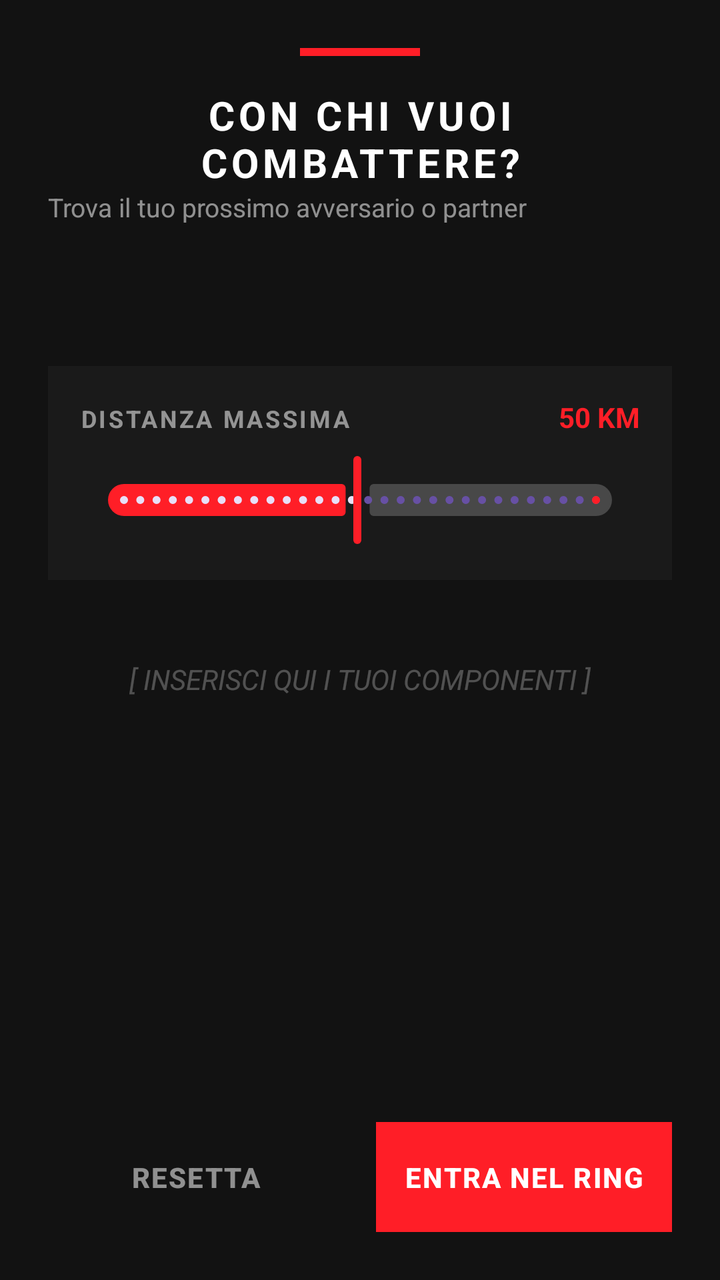
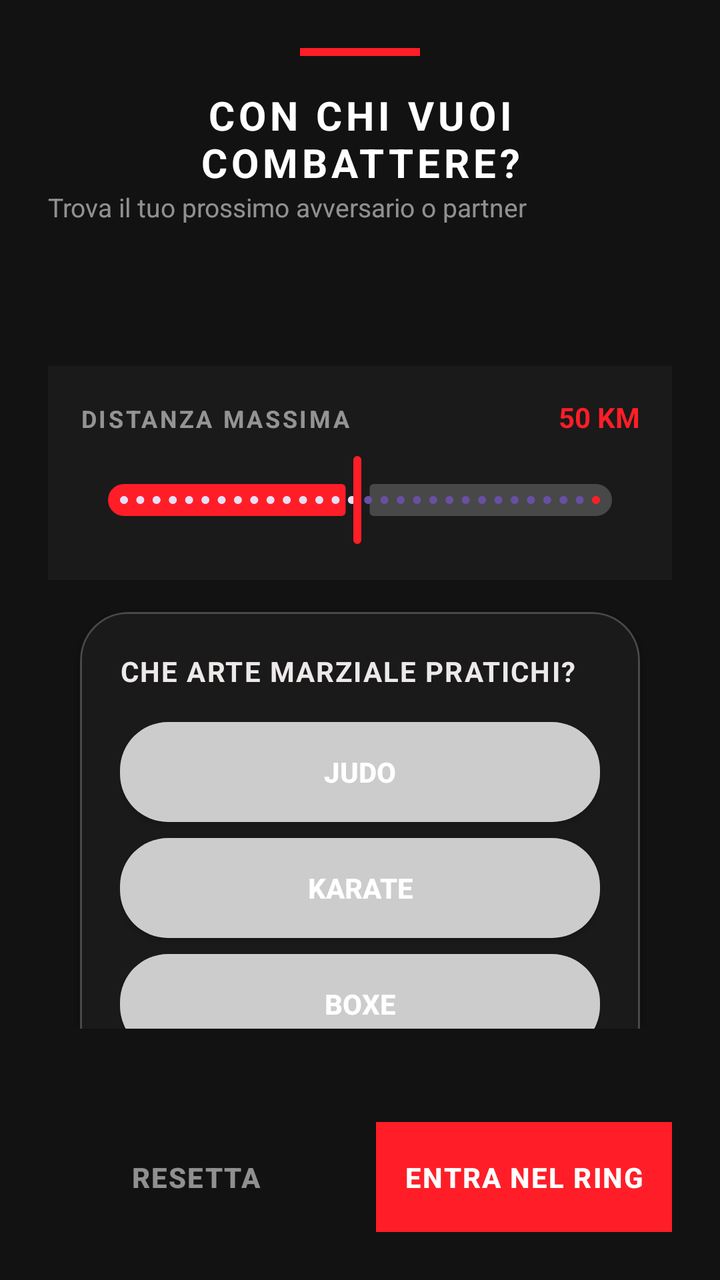

Compare the two renders of this Android layout. The source of the first and the diff that turns it into the second are given below.
<!-- AndroidManifest.xml: application theme Theme.FightHub -->
<!-- res/layout/fragment_main_menu_filtra.xml -->
<?xml version="1.0" encoding="utf-8"?>
<androidx.constraintlayout.widget.ConstraintLayout
    xmlns:android="http://schemas.android.com/apk/res/android"
    xmlns:app="http://schemas.android.com/apk/res-auto"
    android:layout_width="match_parent"
    android:layout_height="wrap_content"
    android:background="#121212"
    android:padding="24dp">

    
    <View
        android:id="@+id/topAccentBar"
        android:layout_width="60dp"
        android:layout_height="4dp"
        android:background="#FF1E27"
        app:layout_constraintTop_toTopOf="parent"
        app:layout_constraintStart_toStartOf="parent"
        app:layout_constraintEnd_toEndOf="parent" />

    
    <TextView
        android:id="@+id/txtTitleFiltri"
        android:layout_width="wrap_content"
        android:layout_height="wrap_content"
        android:layout_marginTop="16dp"
        android:text="CON CHI VUOI COMBATTERE?"
        android:textAllCaps="true"
        android:textColor="#FFFFFF"
        android:textSize="20sp"
        android:textStyle="bold"
        android:letterSpacing="0.1"
        android:gravity="center"
        app:layout_constraintTop_toBottomOf="@id/topAccentBar"
        app:layout_constraintStart_toStartOf="parent" />

    <TextView
        android:id="@+id/txtSubtitleFiltri"
        android:layout_width="wrap_content"
        android:layout_height="wrap_content"
        android:text="Trova il tuo prossimo avversario o partner"
        android:textColor="#88FFFFFF"
        android:textSize="13sp"
        app:layout_constraintTop_toBottomOf="@id/txtTitleFiltri"
        app:layout_constraintStart_toStartOf="parent" />

    
    <androidx.core.widget.NestedScrollView
        android:id="@+id/scrollFiltri"
        android:layout_width="match_parent"
        android:layout_height="0dp"
        android:layout_marginTop="24dp"
        android:layout_marginBottom="24dp"
        app:layout_constrainedHeight="true"
        app:layout_constraintHeight_percent="0.6"
        app:layout_constraintTop_toBottomOf="@id/txtSubtitleFiltri"
        app:layout_constraintBottom_toTopOf="@+id/btnApplicaFiltri">

        <LinearLayout
            android:layout_width="match_parent"
            android:layout_height="wrap_content"
            android:orientation="vertical">

            
            
            

            <LinearLayout
                android:layout_width="match_parent"
                android:layout_height="wrap_content"
                android:orientation="vertical"
                android:layout_marginTop="24dp"
                android:padding="16dp"
                android:background="#1A1A1A">

                <LinearLayout
                    android:layout_width="match_parent"
                    android:layout_height="wrap_content"
                    android:orientation="horizontal">

                    <TextView
                        android:layout_width="0dp"
                        android:layout_height="wrap_content"
                        android:layout_weight="1"
                        android:text="DISTANZA MASSIMA"
                        android:textColor="#88FFFFFF"
                        android:textSize="12sp"
                        android:textStyle="bold"
                        android:letterSpacing="0.1" />

                    <TextView
                        android:id="@+id/txtDistanzaSelezionata"
                        android:layout_width="wrap_content"
                        android:layout_height="wrap_content"
                        android:text="50 KM"
                        android:textColor="#FF1E27"
                        android:textSize="14sp"
                        android:textStyle="bold" />
                </LinearLayout>

                <com.google.android.material.slider.Slider
                    android:id="@+id/sliderDistanza"
                    android:layout_width="match_parent"
                    android:layout_height="wrap_content"
                    android:layout_marginTop="8dp"
                    android:valueFrom="1.0"
                    android:valueTo="100.0"
                    android:value="50.0"
                    android:stepSize="1.0"
                    app:thumbColor="#FF1E27"
                    app:trackColorActive="#FF1E27"
                    app:trackColorInactive="#33FFFFFF"
                    app:labelBehavior="gone" /> </LinearLayout>

            <TextView
                android:layout_width="match_parent"
                android:layout_height="wrap_content"
                android:text="[ INSERISCI QUI I TUOI COMPONENTI ]"
                android:textColor="#44FFFFFF"
                android:gravity="center"
                android:padding="40dp"
                android:textStyle="italic"/>

            

            

        </LinearLayout>
    </androidx.core.widget.NestedScrollView>

    
    <Button
        android:id="@+id/btnAnnullaFiltri"
        style="?android:attr/borderlessButtonStyle"
        android:layout_width="0dp"
        android:layout_height="55dp"
        android:layout_marginEnd="8dp"
        android:text="RESETTA"
        android:textColor="#88FFFFFF"
        android:textStyle="bold"
        android:letterSpacing="0.05"
        app:layout_constraintBottom_toBottomOf="parent"
        app:layout_constraintEnd_toStartOf="@+id/btnApplicaFiltri"
        app:layout_constraintStart_toStartOf="parent" />

    
    <androidx.appcompat.widget.AppCompatButton
        android:id="@+id/btnApplicaFiltri"
        android:layout_width="0dp"
        android:layout_height="55dp"
        android:layout_marginStart="8dp"
        android:background="#FF1E27"
        android:text="ENTRA NEL RING"
        android:textColor="#FFFFFF"
        android:textStyle="bold"
        android:letterSpacing="0.05"
        app:layout_constraintBottom_toBottomOf="parent"
        app:layout_constraintEnd_toEndOf="parent"
        app:layout_constraintStart_toEndOf="@+id/btnAnnullaFiltri" />

</androidx.constraintlayout.widget.ConstraintLayout>
<!-- resources referenced by this layout -->
<resources>
  <style name="Theme.FightHub" parent="Base.Theme.FightHub" />
  <style name="Base.Theme.FightHub" parent="Theme.Material3.DayNight.NoActionBar">
          
          
      </style>
</resources>

<!-- the commit's change to res/layout/fragment_main_menu_filtra.xml (unified diff, before → after) -->
@@ -109,7 +109,97 @@
                     app:thumbColor="#FF1E27"
                     app:trackColorActive="#FF1E27"
                     app:trackColorInactive="#33FFFFFF"
-                    app:labelBehavior="gone" /> </LinearLayout>
+                    app:labelBehavior="gone" />
+            </LinearLayout>
+
+            <com.google.android.material.card.MaterialCardView
+                android:layout_width="match_parent"
+                android:layout_height="wrap_content"
+                android:layout_margin="16dp"
+                app:cardBackgroundColor="#1A1A1A"
+                app:cardCornerRadius="24dp"
+                app:cardElevation="4dp"
+                app:strokeColor="#33FFFFFF"
+                app:strokeWidth="1dp">
+
+                <LinearLayout
+                    android:layout_width="match_parent"
+                    android:layout_height="wrap_content"
+                    android:orientation="vertical"
+                    android:padding="20dp">
+
+                    <TextView
+                        android:layout_width="wrap_content"
+                        android:layout_height="wrap_content"
+                        android:layout_marginBottom="16dp"
+                        android:text="CHE ARTE MARZIALE PRATICHI?"
+                        android:textAllCaps="true"
+                        android:textColor="#EDE9E9"
+                        android:textSize="14sp"
+                        android:textStyle="bold"
+                        android:letterSpacing="0.05"/>
+
+                    <androidx.appcompat.widget.AppCompatButton
+                        android:id="@+id/btnJudo"
+                        android:layout_width="match_parent"
+                        android:layout_height="50dp"
+                        android:layout_marginBottom="8dp"
+                        android:background="@drawable/button_selector_artimarziali"
+                        android:text="Judo"
+                        android:textColor="#FFFFFF"
+                        android:textStyle="bold"/>
+
+                    <androidx.appcompat.widget.AppCompatButton
+                        android:id="@+id/btnKarate"
+                        android:layout_width="match_parent"
+                        android:layout_height="50dp"
+                        android:layout_marginBottom="8dp"
+                        android:background="@drawable/button_selector_artimarziali"
+                        android:text="Karate"
+                        android:textColor="#FFFFFF"
+                        android:textStyle="bold"/>
+
+                    <androidx.appcompat.widget.AppCompatButton
+                        android:id="@+id/btnBoxe"
+                        android:layout_width="match_parent"
+                        android:layout_height="50dp"
+                        android:layout_marginBottom="8dp"
+                        android:background="@drawable/button_selector_artimarziali"
+                        android:text="Boxe"
+                        android:textColor="#FFFFFF"
+                        android:textStyle="bold"/>
+
+                    <androidx.appcompat.widget.AppCompatButton
+                        android:id="@+id/btnMuayThai"
+                        android:layout_width="match_parent"
+                        android:layout_height="50dp"
+                        android:layout_marginBottom="8dp"
+                        android:background="@drawable/button_selector_artimarziali"
+                        android:text="Muay Thai"
+                        android:textColor="#FFFFFF"
+                        android:textStyle="bold"/>
+
+                    <androidx.appcompat.widget.AppCompatButton
+                        android:id="@+id/btnMMA"
+                        android:layout_width="match_parent"
+                        android:layout_height="50dp"
+                        android:layout_marginBottom="8dp"
+                        android:background="@drawable/button_selector_artimarziali"
+                        android:text="MMA"
+                        android:textColor="#FFFFFF"
+                        android:textStyle="bold"/>
+
+                    <androidx.appcompat.widget.AppCompatButton
+                        android:id="@+id/btnAltro"
+                        android:layout_width="match_parent"
+                        android:layout_height="50dp"
+                        android:background="@drawable/button_selector_artimarziali"
+                        android:text="Altro..."
+                        android:textColor="#88FFFFFF"
+                        android:textStyle="bold"/>
+
+                </LinearLayout>
+            </com.google.android.material.card.MaterialCardView>
 
             <TextView
                 android:layout_width="match_parent"
<!-- resource entries referenced after the edit -->
@@ -1,5 +1,21 @@
 <!-- resources referenced by this layout -->
 <resources>
+  <!-- drawable button_selector_artimarziali (drawable) -->
+  <?xml version="1.0" encoding="utf-8"?>
+  <selector xmlns:android="http://schemas.android.com/apk/res/android">
+      <item android:state_selected="true">
+          <shape android:shape="rectangle">
+              <solid android:color="#555555" />
+              <corners android:radius="24dp" />
+          </shape>
+      </item>
+      <item>
+          <shape android:shape="rectangle">
+              <solid android:color="#CCCCCC" />
+              <corners android:radius="24dp" />
+          </shape>
+      </item>
+  </selector>
   <style name="Theme.FightHub" parent="Base.Theme.FightHub" />
   <style name="Base.Theme.FightHub" parent="Theme.Material3.DayNight.NoActionBar">
           
